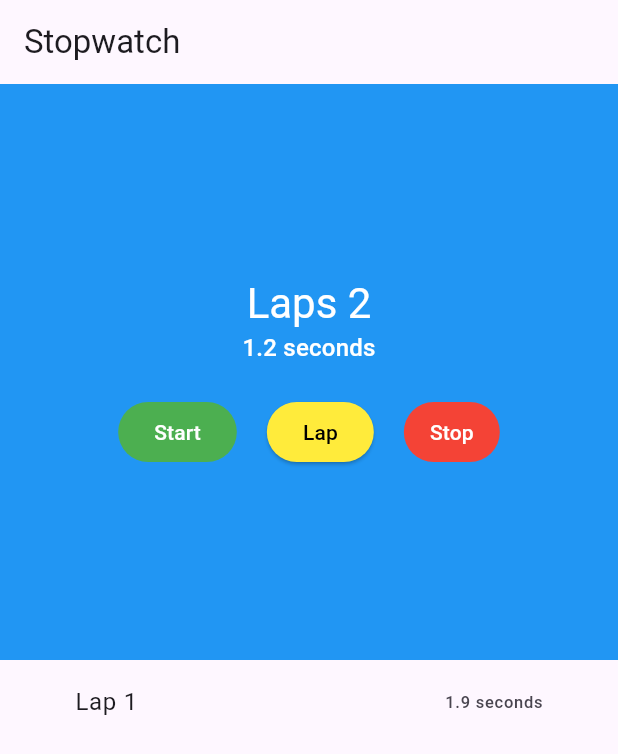
After one commit to Galsan2005/flutter-lesson, a Flutter app: the StopWatch screen opened directly, after a tap on "Lap", on a phone screen of 412 x 824 dp. The commit adds this screen. Shown: the top 754 px of the screen. Run offline on Flutter 3.47's test engine with Material 3 defaults, Android fonts, the phone set to English and light mode, and no system bars.

Commit message:
add:lesson day 20

```diff
--- a/lesson_day_20/lib/home.dart
+++ b/lesson_day_20/lib/home.dart
@@ -50,12 +50,14 @@
       'icon': Icons.elevator,
     },
   ];
+
   @override
   Widget build(BuildContext context) {
     return Scaffold(
       appBar: AppBar(
+        backgroundColor: Colors.green,
         title: Text("Mongolian Cities"),
-        centerTitle: true,
+        centerTitle: false,
       ),
       body: ListView.builder(
           itemCount: _items.length,
--- a/lesson_day_20/lib/my_app.dart
+++ b/lesson_day_20/lib/my_app.dart
@@ -1,5 +1,6 @@
 import 'package:flutter/material.dart';
 import 'package:lesson_day_20/color_changer.dart';
+import 'package:lesson_day_20/home.dart';
 // import 'package:lesson_day_20/color';
 
 class MyApp extends StatelessWidget {
@@ -13,7 +14,7 @@
       theme: ThemeData(
         primaryColor: Colors.blue,
       ),
-      home: ColorChanger(),
+      home: Home(),
     );
   }
 }
--- /dev/null
+++ b/lesson_day_21/lib/main.dart
@@ -0,0 +1,16 @@
+import 'package:flutter/material.dart';
+import 'stopwatch.dart';
+
+void main() {
+  runApp(StopwatchApp() );
+}
+
+class StopwatchApp extends StatelessWidget {
+
+  @override
+  Widget build(BuildContext context) {
+    return MaterialApp(
+      home: StopWatch(),
+    );
+  }
+}
--- /dev/null
+++ b/lesson_day_21/lib/stopwatch.dart
@@ -0,0 +1,162 @@
+import 'dart:async';
+import 'package:flutter/material.dart';
+
+class StopWatch extends StatefulWidget {
+  const StopWatch({super.key});
+
+  @override
+  State<StopWatch> createState() => _StopWatchState();
+}
+
+class _StopWatchState extends State<StopWatch> {
+  bool isTicking = true;
+
+  int milliseconds = 0;
+  late Timer timer;
+  final laps = <int>[];
+  final itemHeight = 50.0;
+  final scrollController = ScrollController();
+
+  @override
+  void initState() {
+    super.initState();
+    timer = Timer.periodic(Duration(milliseconds: 100), _onTick);
+  }
+
+  void _onTick(Timer time) {
+    setState(() {
+      milliseconds += 100;
+    });
+  }
+
+  String _secondsText(int milliseconds) {
+    final seconds = milliseconds / 1000;
+    return "$seconds seconds";
+  }
+
+  void _startTimer() {
+    timer = Timer.periodic(const Duration(milliseconds: 100), _onTick);
+    setState(() {
+      isTicking = true;
+    });
+  }
+
+  void _lap() {
+    setState(() {
+      laps.add(milliseconds);
+      milliseconds = 0;
+    });
+    scrollController.animateTo(itemHeight * laps.length,
+        duration: const Duration(milliseconds: 500), curve: Curves.easeIn);
+  }
+
+  void _stopTimer() {
+    timer.cancel();
+    setState(() {
+      isTicking = false;
+    });
+  }
+
+  @override
+  void dispose() {
+    timer.cancel();
+    scrollController.dispose();
+    super.dispose();
+  }
+
+  @override
+  Widget build(BuildContext context) {
+    return Scaffold(
+        appBar: AppBar(
+          title: const Text("Stopwatch"),
+        ),
+        body: Column(
+          children: [
+            Expanded(child: _buildCounter(BuildContext, context)),
+            Expanded(child: _buildLapDisplay()),
+          ],
+        ));
+  }
+
+  Widget _buildLapDisplay() {
+    return Scrollbar(
+      child: ListView.builder(
+        itemCount: laps.length,
+        itemExtent: itemHeight,
+        controller: scrollController,
+        itemBuilder: (context, index) {
+          final milliseconds = laps[index];
+          return ListTile(
+            contentPadding: EdgeInsets.symmetric(horizontal: 50),
+            title: Text('Lap ${index + 1}'),
+            trailing: Text(_secondsText(milliseconds)),
+          );
+        },
+      ),
+    );
+  }
+
+  Widget _buildCounter(BuildContext, context) {
+    return Container(
+      color: Theme.of(context).primaryColor,
+      child: Column(
+        mainAxisAlignment: MainAxisAlignment.center,
+        children: [
+          Text(
+            "Laps ${laps.length + 1}",
+            style: Theme.of(context)
+                .textTheme
+                .headlineMedium!
+                .copyWith(color: Colors.white),
+          ),
+          Text(
+            _secondsText(milliseconds),
+            style: Theme.of(context)
+                .textTheme
+                .titleMedium!
+                .copyWith(color: Colors.white),
+          ),
+          const SizedBox(
+            height: 20,
+          ),
+          _buildControls()
+        ],
+      ),
+    );
+  }
+
+  Widget _buildControls() {
+    return Row(
+      mainAxisAlignment: MainAxisAlignment.center,
+      children: [
+        ElevatedButton(
+            style: ButtonStyle(
+                backgroundColor: MaterialStateProperty.all<Color>(Colors.green),
+                foregroundColor:
+                    MaterialStateProperty.all<Color>(Colors.white)),
+            onPressed: isTicking ? null : _startTimer,
+            child: Text("Start")),
+        const SizedBox(
+          width: 20,
+        ),
+        ElevatedButton(
+            style: ButtonStyle(
+              backgroundColor: MaterialStateProperty.all(Colors.yellow),
+              foregroundColor: MaterialStateProperty.all(Colors.black),
+            ),
+            onPressed: isTicking ? _lap : null,
+            child: const Text("Lap")),
+        const SizedBox(
+          width: 20,
+        ),
+        TextButton(
+            style: ButtonStyle(
+              backgroundColor: MaterialStateProperty.all<Color>(Colors.red),
+              foregroundColor: MaterialStateProperty.all<Color>(Colors.white),
+            ),
+            onPressed: isTicking ? _stopTimer : null,
+            child: Text("Stop"))
+      ],
+    );
+  }
+}
```
Also changed, not shown: lesson_day_21/analysis_options.yaml (added, +28 -0 lines), lesson_day_21/pubspec.yaml (added, +89 -0 lines), project_2/lib/home.dart (+6 -1 lines), lesson_day_21/pubspec.lock (added), 125 other files.
